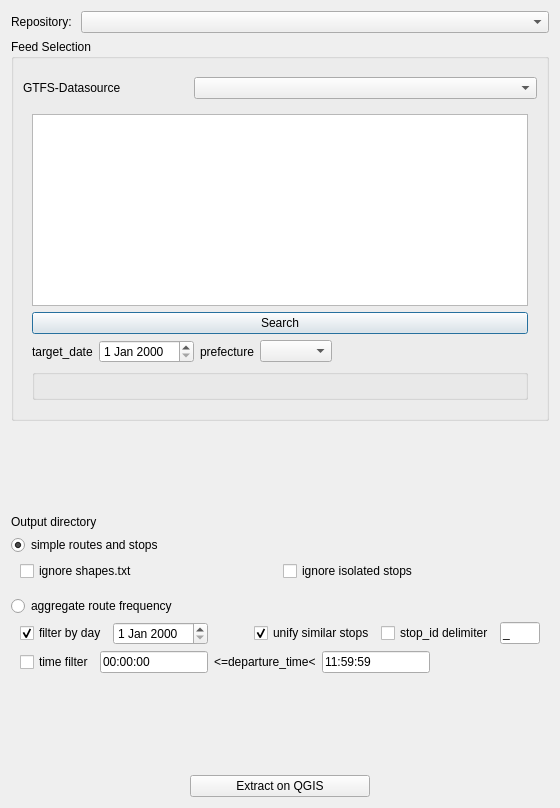
This is gtfs_go_dialog_base.ui in MIERUNE/GTFS-GO as Qt 5 draws it before an edit. The edited form follows.
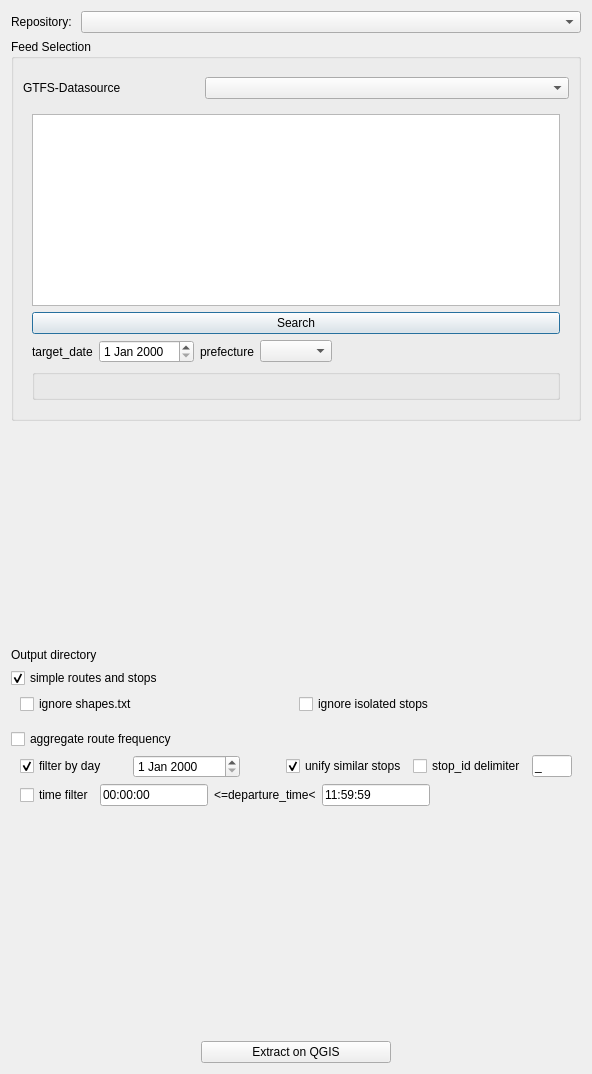
This is the edited form. Icons and pictures are not drawn. Custom widgets are drawn as their Qt base class.

The edit to the form file:
```diff
--- a/gtfs_go_dialog_base.ui
+++ b/gtfs_go_dialog_base.ui
@@ -6,8 +6,8 @@
    <rect>
     <x>0</x>
     <y>0</y>
-    <width>543</width>
-    <height>808</height>
+    <width>592</width>
+    <height>1074</height>
    </rect>
   </property>
   <property name="sizePolicy">
@@ -229,7 +229,7 @@
     </layout>
    </item>
    <item>
-    <widget class="QRadioButton" name="simpleRadioButton">
+    <widget class="QCheckBox" name="simpleCheckbox">
      <property name="text">
       <string>simple routes and stops</string>
      </property>
@@ -290,13 +290,10 @@
     </widget>
    </item>
    <item>
-    <widget class="QRadioButton" name="freqRadioButton">
+    <widget class="QCheckBox" name="aggregateCheckbox">
      <property name="text">
       <string>aggregate route frequency</string>
      </property>
-     <property name="checked">
-      <bool>false</bool>
-     </property>
     </widget>
    </item>
    <item>
```
Left out of the diff: 6 changed lines with no effect on the pictures.
